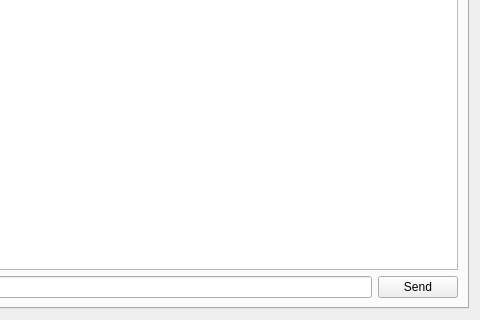
Qt form src/client/game/frostbite/ConsoleWidget.ui (OpenRcon/OpenRcon) before a commit; both pictures show x 320 to 800 and y 280 to 600 of the 800 by 600 pixel window.
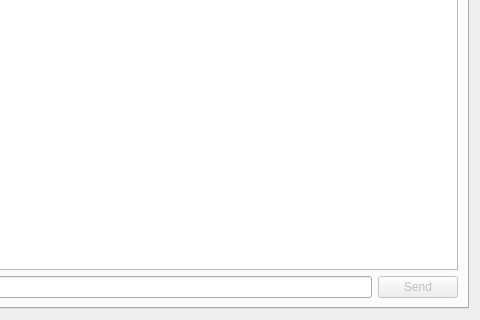
The same form after that commit. The open tabs and pages were chosen to show the change. Icons and pictures are not drawn. Custom widgets are drawn as their Qt base class.

Commit message: (Frostbite) Disabling send button in ConsoleWidget until we got a command to send.

```diff
--- a/src/client/game/frostbite/ConsoleWidget.ui
+++ b/src/client/game/frostbite/ConsoleWidget.ui
@@ -88,6 +88,9 @@
        </item>
        <item row="1" column="1">
         <widget class="QPushButton" name="pushButton_co_pb">
+         <property name="enabled">
+          <bool>false</bool>
+         </property>
          <property name="text">
           <string>Send</string>
          </property>
```
Left out of the diff: 5 changed lines with no effect on the pictures. The commit also changes 2 other files.
